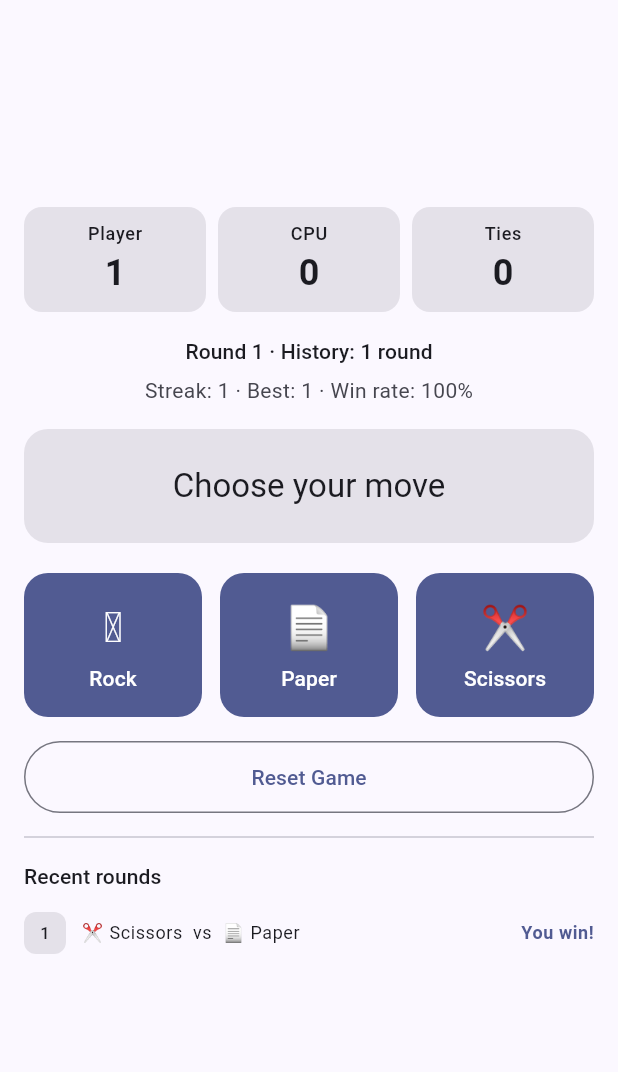
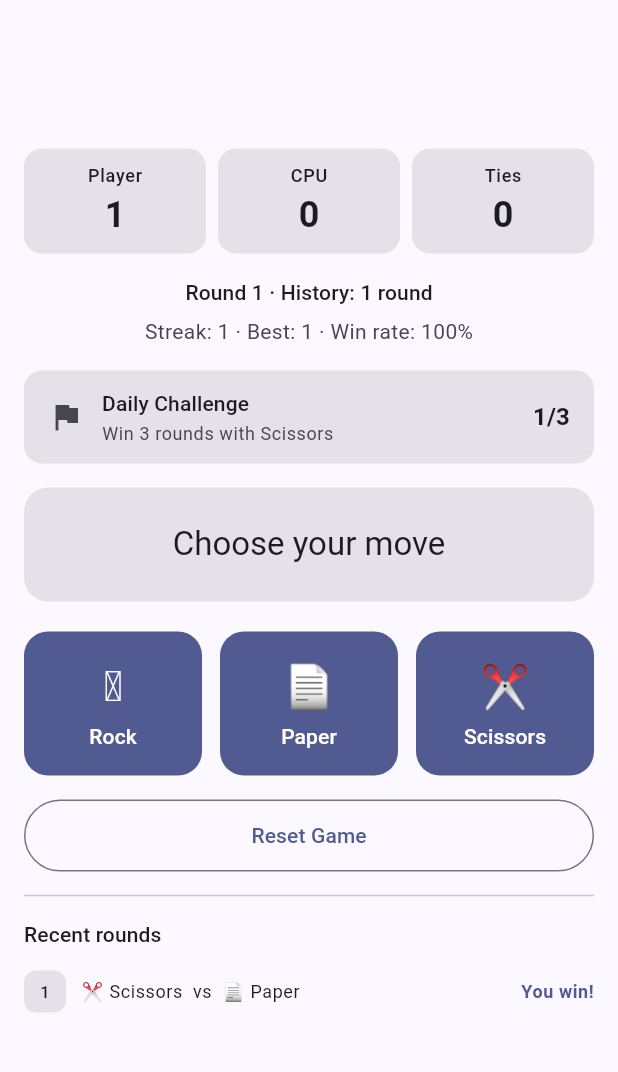
Before and after one commit to fvarli/rps_duel, a Flutter app: the screen it shows after launch, after a tap on "✂️", after a tap on "Next Round", on a phone screen of 412 x 824 dp, the part 63-1135 px from its top. Run offline on Flutter 3.47's test engine with Material 3 defaults, Android fonts, the phone set to English and light mode, and no system bars; our stand-ins replace flutter_riverpod, go_router, shared_preferences; generated files the repository leaves out were written again.

Commit message:
feat(retention): Phase 16 — Daily Challenge (win 3 with Scissors today)
Adds a small per-local-day objective to the game screen.
Progresses only on player wins played with Scissors; caps at 3
and stays Completed for the rest of the day. Resets automatically
at the next local date.

- lib/domain/daily_challenge.dart: pure-Dart immutable value
  object. initialFor(now) seeds 0/3 with today's local date;
  isToday(now) checks for date rollover; advanceFor(move, outcome)
  is the single-source-of-truth update rule (scissors+playerWin →
  +1, capped at target=3). JSON serializers for storage.
- lib/data/local_daily_challenge_storage.dart: SharedPreferences
  wrapper. Key 'rps_duel.daily_challenge.v1'. Returns null on
  missing/corrupt; caller handles date-reset semantics so storage
  stays time-mockable-free.
- lib/ui/game/daily_challenge_card.dart: small Card widget — flag
  icon (or trophy when completed), title + description, trailing
  "{progress}/3" or "Completed" label.
- lib/ui/game/game_screen.dart: _loadAndApply opens the storage
  and either reuses today's persisted challenge or seeds a fresh
  one (and saves it). _runRound now calls _updateChallenge after
  the round resolves, then saves both game state and challenge.
  Constructor gains an optional `engine` param so the new
  deterministic widget test can drive a scissors-win.
- ARBs: +3 keys (dailyChallengeTitle, dailyChallengeDescription,
  dailyChallengeCompleted) in en/tr/es. The literal "3" stays in
  the translation strings; matches DailyChallenge.target.

Tests (+10):
- DailyChallenge: 5 tests covering initial state, scissors-win
  increment, non-scissors-win no-op, scissors-loss/tie no-op,
  completed-and-capped-at-3.
- DailyChallengeStorage: 3 tests (load-null, save+load roundtrip,
  corrupt JSON → null).
- GameScreen widget: card visible with 0/3 on initial render;
  scissors-win against a _FixedCpuEngine(paper) advances to 1/3.

63/63 tests pass; flutter analyze clean. No new dependencies, no
gameplay rule changes, no domain controller changes. Reset Game
intentionally does NOT clear the challenge (separate storage; the
player's day-progress is sacred until tomorrow).

```diff
--- /dev/null
+++ b/lib/data/local_daily_challenge_storage.dart
@@ -0,0 +1,31 @@
+import 'dart:convert';
+
+import 'package:rps_duel/domain/daily_challenge.dart';
+import 'package:shared_preferences/shared_preferences.dart';
+
+class DailyChallengeStorage {
+  DailyChallengeStorage(this._prefs);
+
+  static const String _key = 'rps_duel.daily_challenge.v1';
+
+  final SharedPreferences _prefs;
+
+  static Future<DailyChallengeStorage> open() async {
+    final prefs = await SharedPreferences.getInstance();
+    return DailyChallengeStorage(prefs);
+  }
+
+  DailyChallenge? load() {
+    final raw = _prefs.getString(_key);
+    if (raw == null) return null;
+    try {
+      return DailyChallenge.fromJson(jsonDecode(raw) as Map<String, dynamic>);
+    } catch (_) {
+      return null;
+    }
+  }
+
+  Future<void> save(DailyChallenge challenge) async {
+    await _prefs.setString(_key, jsonEncode(challenge.toJson()));
+  }
+}
--- /dev/null
+++ b/lib/domain/daily_challenge.dart
@@ -0,0 +1,55 @@
+import 'package:rps_duel/domain/move_choice.dart';
+import 'package:rps_duel/domain/round_outcome.dart';
+
+class DailyChallenge {
+  const DailyChallenge({
+    required this.date,
+    required this.progress,
+    required this.completed,
+  });
+
+  static const int target = 3;
+
+  factory DailyChallenge.initialFor(DateTime now) => DailyChallenge(
+        date: _formatLocalDate(now),
+        progress: 0,
+        completed: false,
+      );
+
+  factory DailyChallenge.fromJson(Map<String, dynamic> map) => DailyChallenge(
+        date: map['date'] as String,
+        progress: map['progress'] as int,
+        completed: map['completed'] as bool,
+      );
+
+  final String date;
+  final int progress;
+  final bool completed;
+
+  bool isToday(DateTime now) => date == _formatLocalDate(now);
+
+  DailyChallenge advanceFor(MoveChoice playerMove, RoundOutcome outcome) {
+    if (outcome != RoundOutcome.playerWin) return this;
+    if (playerMove != MoveChoice.scissors) return this;
+    if (completed) return this;
+    final next = (progress + 1).clamp(0, target);
+    return DailyChallenge(
+      date: date,
+      progress: next,
+      completed: next >= target,
+    );
+  }
+
+  Map<String, Object?> toJson() => <String, Object?>{
+        'date': date,
+        'progress': progress,
+        'completed': completed,
+      };
+}
+
+String _formatLocalDate(DateTime d) {
+  final y = d.year.toString().padLeft(4, '0');
+  final m = d.month.toString().padLeft(2, '0');
+  final day = d.day.toString().padLeft(2, '0');
+  return '$y-$m-$day';
+}
--- a/lib/l10n/app_en.arb
+++ b/lib/l10n/app_en.arb
@@ -81,6 +81,13 @@
   "@aboutDescription": { "description": "Short tagline shown in the About dialog body." },
   "@aboutClose": { "description": "Close button on the About dialog." },
 
+  "dailyChallengeTitle": "Daily Challenge",
+  "dailyChallengeDescription": "Win 3 rounds with Scissors",
+  "dailyChallengeCompleted": "Completed",
+  "@dailyChallengeTitle": { "description": "Header for the daily challenge card." },
+  "@dailyChallengeDescription": { "description": "Short description of today's MVP challenge. The number 3 mirrors DailyChallenge.target." },
+  "@dailyChallengeCompleted": { "description": "Label shown when today's challenge is finished." },
+
   "difficultyPickerTitle": "Difficulty",
   "difficultyEasy": "Easy",
   "difficultyNormal": "Normal",
--- a/lib/l10n/app_es.arb
+++ b/lib/l10n/app_es.arb
@@ -43,6 +43,10 @@
   "aboutDescription": "Un duelo de piedra-papel-tijera de 30 segundos para llevar en el bolsillo.",
   "aboutClose": "Cerrar",
 
+  "dailyChallengeTitle": "Reto diario",
+  "dailyChallengeDescription": "Gana 3 rondas con Tijera",
+  "dailyChallengeCompleted": "Completado",
+
   "difficultyPickerTitle": "Dificultad",
   "difficultyEasy": "Fácil",
   "difficultyNormal": "Normal",
--- a/lib/l10n/app_tr.arb
+++ b/lib/l10n/app_tr.arb
@@ -43,6 +43,10 @@
   "aboutDescription": "Cebine sığan 30 saniyelik taş-kağıt-makas düellosu.",
   "aboutClose": "Kapat",
 
+  "dailyChallengeTitle": "Günlük Görev",
+  "dailyChallengeDescription": "Makasla 3 el kazan",
+  "dailyChallengeCompleted": "Tamamlandı",
+
   "difficultyPickerTitle": "Zorluk",
   "difficultyEasy": "Kolay",
   "difficultyNormal": "Normal",
--- /dev/null
+++ b/lib/ui/game/daily_challenge_card.dart
@@ -0,0 +1,64 @@
+import 'package:flutter/material.dart';
+
+import 'package:rps_duel/domain/daily_challenge.dart';
+import 'package:rps_duel/generated/l10n/app_localizations.dart';
+
+class DailyChallengeCard extends StatelessWidget {
+  const DailyChallengeCard({super.key, required this.challenge});
+
+  final DailyChallenge challenge;
+
+  @override
+  Widget build(BuildContext context) {
+    final theme = Theme.of(context);
+    final l10n = AppLocalizations.of(context);
+    return Card(
+      elevation: 0,
+      margin: EdgeInsets.zero,
+      color: theme.colorScheme.surfaceContainerHighest,
+      child: Padding(
+        padding: const EdgeInsets.symmetric(horizontal: 16, vertical: 12),
+        child: Row(
+          children: <Widget>[
+            Icon(
+              challenge.completed ? Icons.emoji_events : Icons.flag,
+              color: challenge.completed
+                  ? theme.colorScheme.primary
+                  : theme.colorScheme.onSurfaceVariant,
+            ),
+            const SizedBox(width: 12),
+            Expanded(
+              child: Column(
+                crossAxisAlignment: CrossAxisAlignment.start,
+                mainAxisSize: MainAxisSize.min,
+                children: <Widget>[
+                  Text(
+                    l10n.dailyChallengeTitle,
+                    style: theme.textTheme.titleSmall,
+                  ),
+                  const SizedBox(height: 2),
+                  Text(
+                    l10n.dailyChallengeDescription,
+                    style: theme.textTheme.bodySmall?.copyWith(
+                      color: theme.colorScheme.onSurfaceVariant,
+                    ),
+                  ),
+                ],
+              ),
+            ),
+            const SizedBox(width: 12),
+            Text(
+              challenge.completed
+                  ? l10n.dailyChallengeCompleted
+                  : '${challenge.progress}/${DailyChallenge.target}',
+              style: theme.textTheme.titleMedium?.copyWith(
+                fontWeight: FontWeight.w600,
+                color: challenge.completed ? theme.colorScheme.primary : null,
+              ),
+            ),
+          ],
+        ),
+      ),
+    );
+  }
+}
--- a/lib/ui/game/game_screen.dart
+++ b/lib/ui/game/game_screen.dart
@@ -3,16 +3,20 @@ import 'dart:async';
 import 'package:flutter/material.dart';
 
 import 'package:rps_duel/app/locale_scope.dart';
+import 'package:rps_duel/data/local_daily_challenge_storage.dart';
 import 'package:rps_duel/data/local_difficulty_storage.dart';
 import 'package:rps_duel/data/local_game_storage.dart';
 import 'package:rps_duel/domain/cpu_difficulty.dart';
+import 'package:rps_duel/domain/daily_challenge.dart';
 import 'package:rps_duel/domain/duel_controller.dart';
 import 'package:rps_duel/domain/duel_phase.dart';
 import 'package:rps_duel/domain/duel_state.dart';
 import 'package:rps_duel/domain/move_choice.dart';
 import 'package:rps_duel/domain/round_outcome.dart';
 import 'package:rps_duel/domain/round_record.dart';
+import 'package:rps_duel/domain/rps_engine.dart';
 import 'package:rps_duel/generated/l10n/app_localizations.dart';
+import 'package:rps_duel/ui/game/daily_challenge_card.dart';
 import 'package:rps_duel/ui/game/difficulty_picker_sheet.dart';
 import 'package:rps_duel/ui/game/language_picker_sheet.dart';
 import 'package:rps_duel/ui/game/move_button.dart';
@@ -22,9 +26,11 @@ class GameScreen extends StatefulWidget {
   const GameScreen({
     super.key,
     this.cpuThinkingDelay = const Duration(milliseconds: 500),
+    this.engine,
   });
 
   final Duration cpuThinkingDelay;
+  final RpsEngine? engine;
 
   @override
   State<GameScreen> createState() => _GameScreenState();
@@ -34,11 +40,16 @@ class _GameScreenState extends State<GameScreen> {
   late final DuelController _controller;
   LocalGameStorage? _storage;
   DifficultyStorage? _difficultyStorage;
+  DailyChallengeStorage? _challengeStorage;
+  DailyChallenge _challenge = DailyChallenge.initialFor(DateTime.now());
 
   @override
   void initState() {
     super.initState();
-    _controller = DuelController(cpuThinkingDelay: widget.cpuThinkingDelay);
+    _controller = DuelController(
+      cpuThinkingDelay: widget.cpuThinkingDelay,
+      engine: widget.engine,
+    );
     _controller.onStateChanged = _handleStateChanged;
     unawaited(_loadAndApply());
   }
@@ -82,10 +93,22 @@ class _GameScreenState extends State<GameScreen> {
   Future<void> _loadAndApply() async {
     final storage = await LocalGameStorage.open();
     final difficultyStorage = await DifficultyStorage.open();
+    final challengeStorage = await DailyChallengeStorage.open();
     if (!mounted) return;
     _storage = storage;
     _difficultyStorage = difficultyStorage;
+    _challengeStorage = challengeStorage;
     _controller.setDifficulty(difficultyStorage.load());
+
+    final loadedChallenge = challengeStorage.load();
+    final today = DateTime.now();
+    if (loadedChallenge != null && loadedChallenge.isToday(today)) {
+      setState(() => _challenge = loadedChallenge);
+    } else {
+      final fresh = DailyChallenge.initialFor(today);
+      setState(() => _challenge = fresh);
+      unawaited(challengeStorage.save(fresh));
+    }
 
     final s = _controller.state;
     final pristine = s.playerScore == 0 &&
@@ -106,6 +129,16 @@ class _GameScreenState extends State<GameScreen> {
     await _difficultyStorage?.save(difficulty);
   }
 
+  void _updateChallenge() {
+    final history = _controller.state.history;
+    if (history.isEmpty) return;
+    final last = history.last;
+    final next = _challenge.advanceFor(last.playerMove, last.outcome);
+    if (next.progress != _challenge.progress) {
+      setState(() => _challenge = next);
+    }
+  }
+
   void _select(MoveChoice move) {
     unawaited(_runRound(move));
   }
@@ -113,7 +146,9 @@ class _GameScreenState extends State<GameScreen> {
   Future<void> _runRound(MoveChoice move) async {
     await _controller.selectMoveWithDelay(move);
     if (!mounted) return;
+    _updateChallenge();
     await _storage?.save(_controller.state);
+    await _challengeStorage?.save(_challenge);
   }
 
   void _next() {
@@ -264,6 +299,8 @@ class _GameScreenState extends State<GameScreen> {
                           ),
                     ),
                   ),
+                  const SizedBox(height: 16),
+                  DailyChallengeCard(challenge: _challenge),
                   const SizedBox(height: 16),
                   _DuelSurface(
                     child: AnimatedSize(
```
Also changed, not shown: 3 other files.
